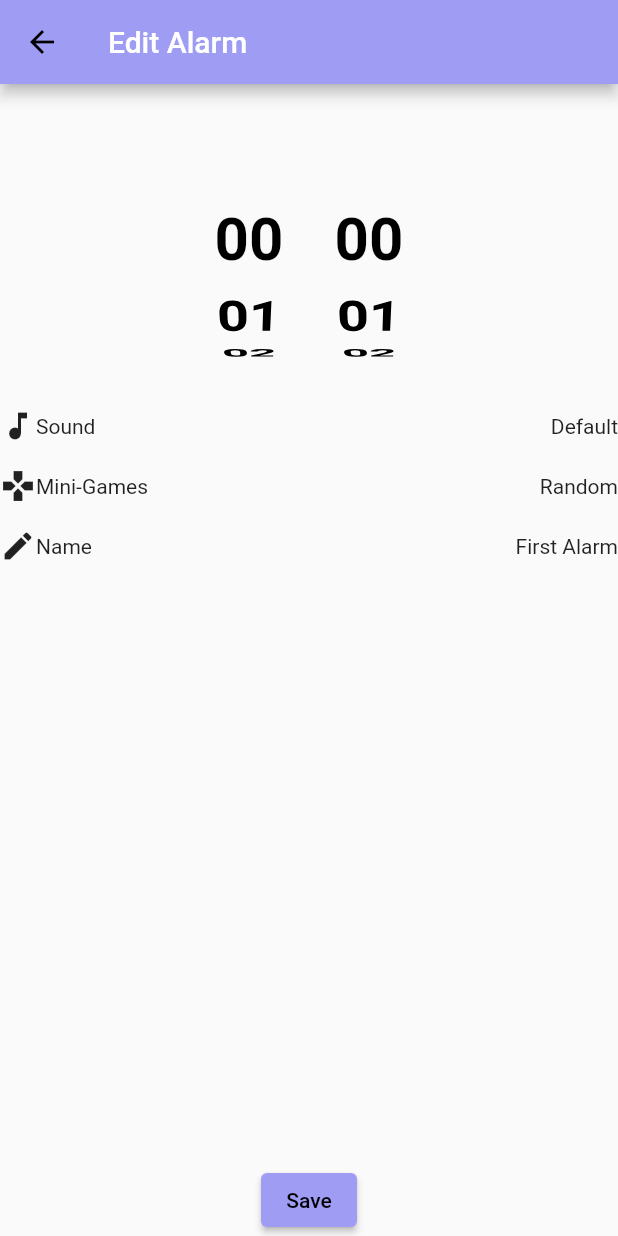
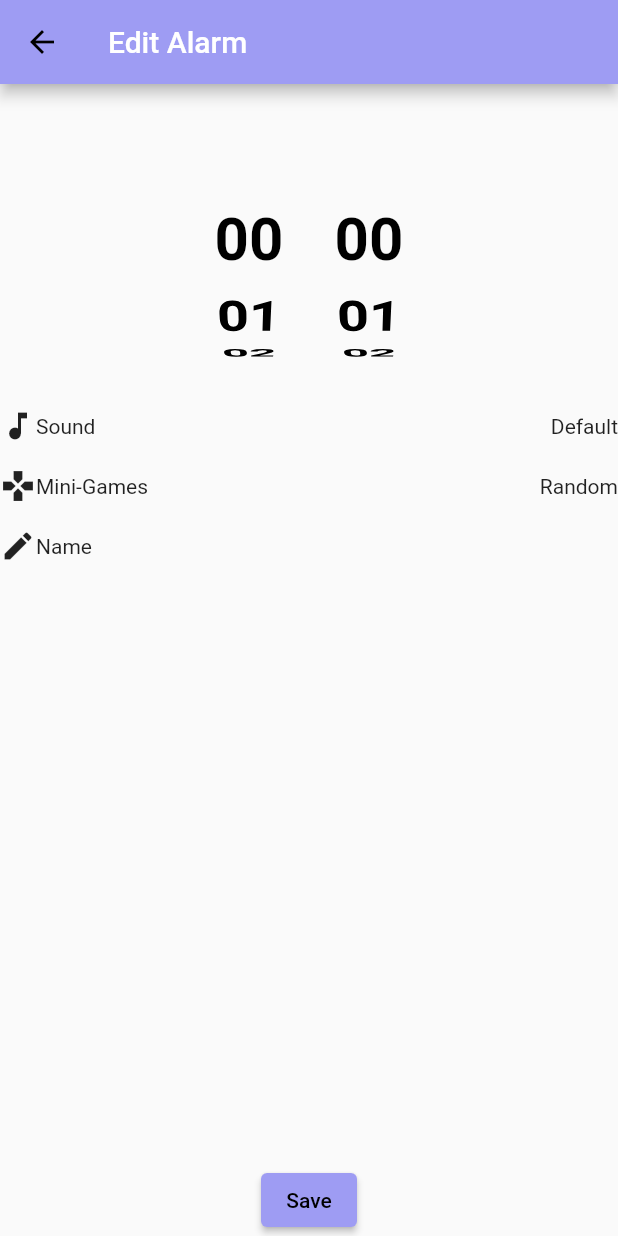
Before and after one commit to WachirananNot/AlarmPlus, a Flutter app: the AlarmPress screen opened directly with empty values, after a tap on "Save", on a phone screen of 412 x 824 dp. Run offline on Flutter 3.47's test engine with Material 2 defaults, Android fonts, the phone set to English and light mode, and no system bars; our stand-ins replace audioplayers, awesome_notifications, lite_rolling_switch.

Commit message:
add alarm name

```diff
--- a/lib/onpress_alarm.dart
+++ b/lib/onpress_alarm.dart
@@ -9,7 +9,12 @@ import 'package:provider/provider.dart';
 class AlarmPress extends StatefulWidget {
   final int oldTime;
   final VoidCallback pressEdit;
-  const AlarmPress({super.key, required this.oldTime, required this.pressEdit});
+  final String oldName;
+  const AlarmPress(
+      {super.key,
+      required this.oldTime,
+      required this.pressEdit,
+      required this.oldName});
 
   @override
   State<AlarmPress> createState() => _AlarmPressState();
@@ -25,8 +30,6 @@ class _AlarmPressState extends State<AlarmPress> {
   void onMinuteChange(int value) {
     minute = value < 10 ? '0$value' : value.toString();
   }
-
-
 
   void cancelNotification(int index) {
     AwesomeNotifications().cancel(index);
@@ -79,7 +82,7 @@ class _AlarmPressState extends State<AlarmPress> {
                     Text("Name"),
                   ],
                 ),
-                const Text("First Alarm")
+                Text(widget.oldName)
               ],
             ),
             Expanded(
@@ -100,7 +103,8 @@ class _AlarmPressState extends State<AlarmPress> {
                             alarmService.alarmItem[widget.oldTime]![2] =
                                 int.parse(hour + minute);
 
-                            alarmService.triggerNotification(int.parse(hour + minute));
+                            alarmService.triggerNotification(
+                                int.parse(hour + minute), widget.oldName);
                             alarmService.turnOn(widget.oldTime);
                           }
 
```
Also changed, not shown: lib/alarm_page.dart (+66 -17 lines).
